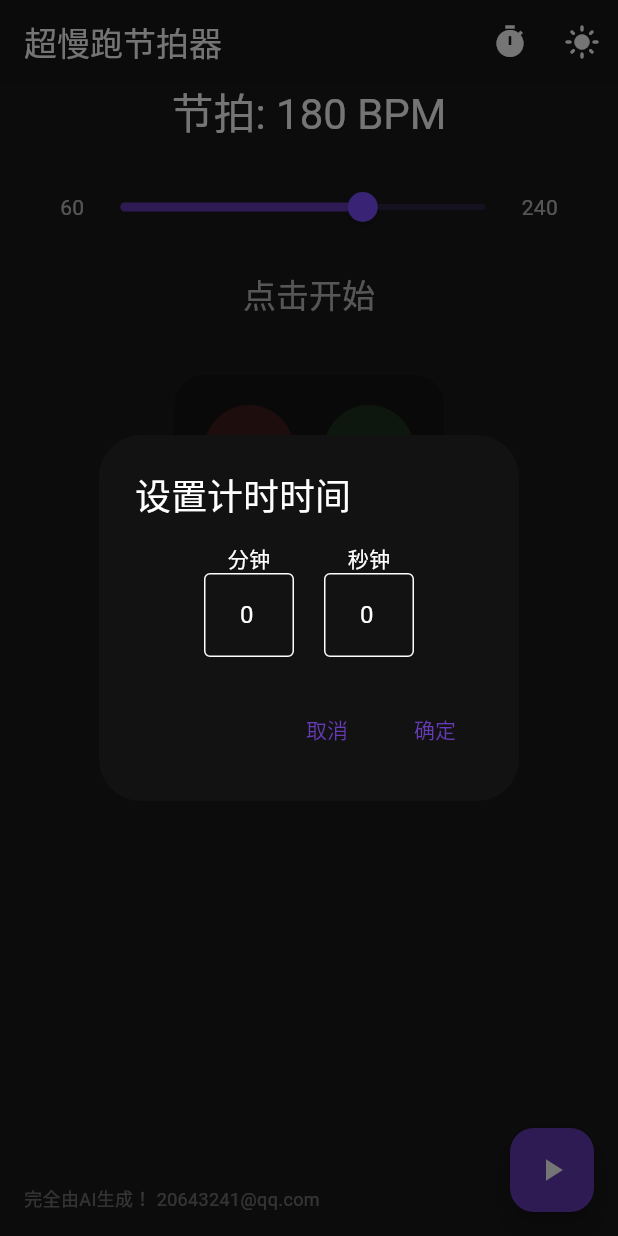
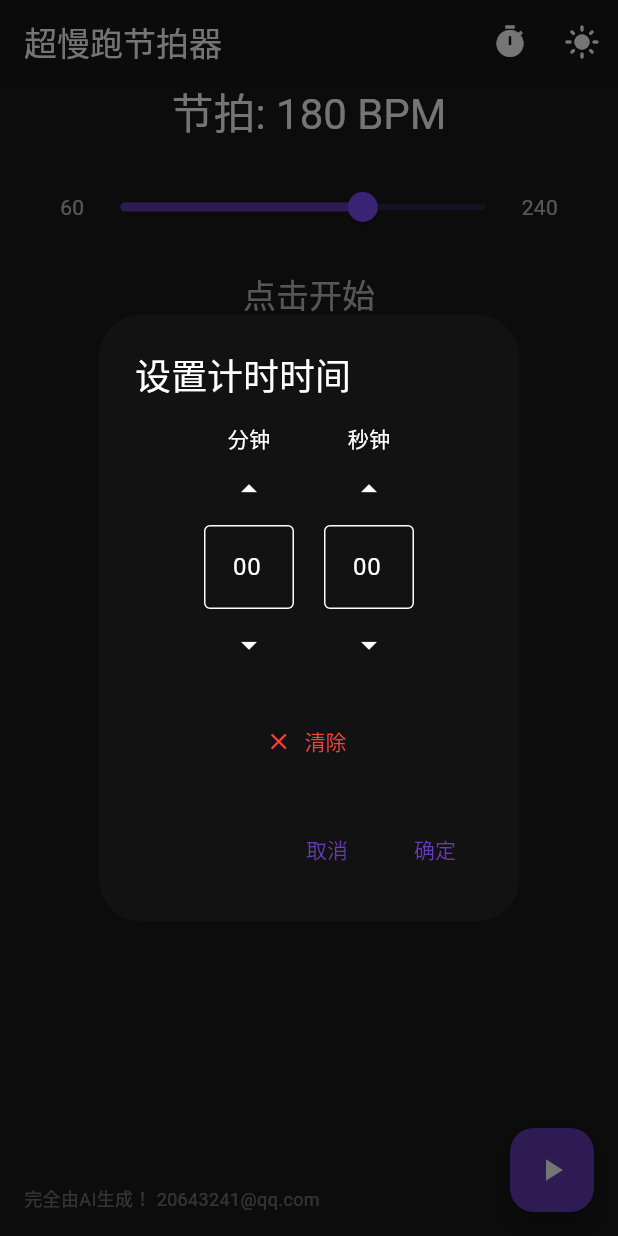
Before and after one commit to sdlyzhuangd/slowmet, a Flutter app: the screen it shows after launch, after a tap on the "timer" icon, on a phone screen of 412 x 824 dp. Run offline on Flutter 3.47's test engine with Material 3 defaults, Android fonts, the phone set to English and light mode, and no system bars; our stand-ins replace audioplayers.

Commit message:
倒计时增加清除按钮“

```diff
--- a/lib/main.dart
+++ b/lib/main.dart
@@ -117,9 +117,22 @@ class _MyHomePageState extends State<MyHomePage> {
                   Row(
                     mainAxisAlignment: MainAxisAlignment.center,
                     children: [
+                      // 分钟设置
                       Column(
                         children: [
                           const Text('分钟'),
+                          Row(
+                            children: [
+                              IconButton(
+                                icon: const Icon(Icons.arrow_drop_up),
+                                onPressed: () {
+                                  setState(() {
+                                    if (tempMinutes < 99) tempMinutes++;
+                                  });
+                                },
+                              ),
+                            ],
+                          ),
                           SizedBox(
                             width: 60,
                             child: TextField(
@@ -129,19 +142,52 @@ class _MyHomePageState extends State<MyHomePage> {
                                 border: OutlineInputBorder(),
                               ),
                               controller: TextEditingController(
-                                text: tempMinutes.toString(),
+                                text: tempMinutes.toString().padLeft(2, '0'),
                               ),
                               onChanged: (value) {
-                                tempMinutes = int.tryParse(value) ?? 0;
+                                final newValue = int.tryParse(value) ?? 0;
+                                if (newValue >= 0 && newValue <= 99) {
+                                  tempMinutes = newValue;
+                                }
                               },
                             ),
+                          ),
+                          Row(
+                            children: [
+                              IconButton(
+                                icon: const Icon(Icons.arrow_drop_down),
+                                onPressed: () {
+                                  setState(() {
+                                    if (tempMinutes > 0) tempMinutes--;
+                                  });
+                                },
+                              ),
+                            ],
                           ),
                         ],
                       ),
                       const SizedBox(width: 20),
+                      // 秒钟设置
                       Column(
                         children: [
                           const Text('秒钟'),
+                          Row(
+                            children: [
+                              IconButton(
+                                icon: const Icon(Icons.arrow_drop_up),
+                                onPressed: () {
+                                  setState(() {
+                                    if (tempSeconds < 59) {
+                                      tempSeconds++;
+                                    } else {
+                                      tempSeconds = 0;
+                                      if (tempMinutes < 99) tempMinutes++;
+                                    }
+                                  });
+                                },
+                              ),
+                            ],
+                          ),
                           SizedBox(
                             width: 60,
                             child: TextField(
@@ -151,16 +197,51 @@ class _MyHomePageState extends State<MyHomePage> {
                                 border: OutlineInputBorder(),
                               ),
                               controller: TextEditingController(
-                                text: tempSeconds.toString(),
+                                text: tempSeconds.toString().padLeft(2, '0'),
                               ),
                               onChanged: (value) {
-                                tempSeconds = int.tryParse(value) ?? 0;
+                                final newValue = int.tryParse(value) ?? 0;
+                                if (newValue >= 0 && newValue <= 59) {
+                                  tempSeconds = newValue;
+                                }
                               },
                             ),
+                          ),
+                          Row(
+                            children: [
+                              IconButton(
+                                icon: const Icon(Icons.arrow_drop_down),
+                                onPressed: () {
+                                  setState(() {
+                                    if (tempSeconds > 0) {
+                                      tempSeconds--;
+                                    } else if (tempMinutes > 0) {
+                                      tempSeconds = 59;
+                                      tempMinutes--;
+                                    }
+                                  });
+                                },
+                              ),
+                            ],
                           ),
                         ],
                       ),
                     ],
+                  ),
+                  const SizedBox(height: 16),
+                  // 添加清除按钮
+                  TextButton.icon(
+                    onPressed: () {
+                      setState(() {
+                        tempMinutes = 0;
+                        tempSeconds = 0;
+                      });
+                    },
+                    icon: const Icon(Icons.clear),
+                    label: const Text('清除'),
+                    style: TextButton.styleFrom(
+                      foregroundColor: Colors.red,
+                    ),
                   ),
                 ],
               );
```
